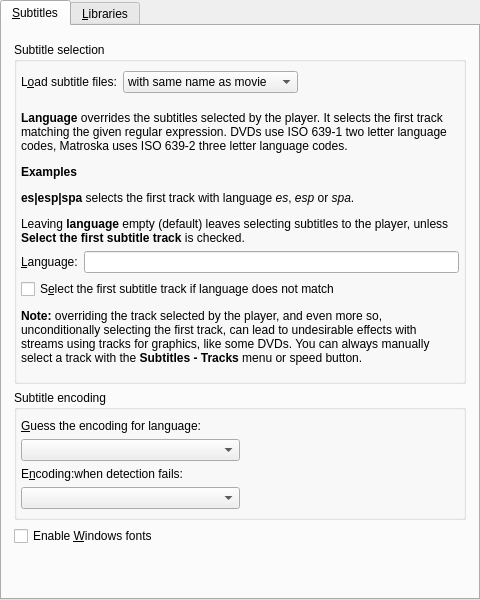
Old version of the form src/gui/pref/subtitles.ui in the repository wilbert2000/wzplayer.
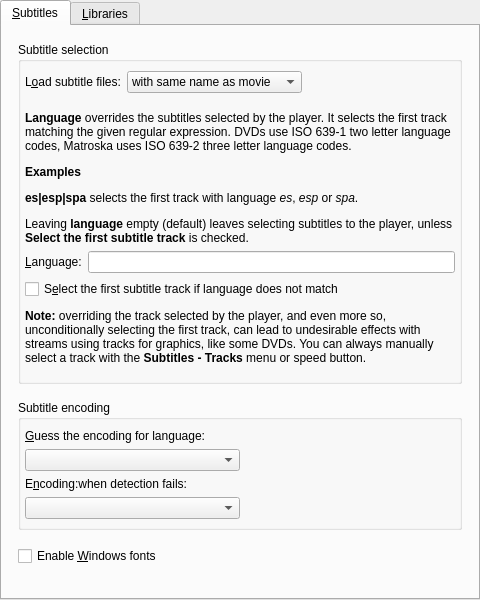
New version of the form. Custom widgets are drawn as their Qt base class.

Patch:
```diff
--- a/src/gui/pref/subtitles.ui
+++ b/src/gui/pref/subtitles.ui
@@ -30,17 +30,20 @@
        <string>&amp;Subtitles</string>
       </attribute>
       <layout class="QVBoxLayout">
+       <property name="spacing">
+        <number>16</number>
+       </property>
        <property name="leftMargin">
-        <number>12</number>
+        <number>16</number>
        </property>
        <property name="topMargin">
         <number>16</number>
        </property>
        <property name="rightMargin">
-        <number>12</number>
+        <number>16</number>
        </property>
        <property name="bottomMargin">
-        <number>4</number>
+        <number>16</number>
        </property>
        <item>
         <widget class="QGroupBox" name="selection_group">
```
Left out of the diff: 17 changed lines with no effect on the pictures.
